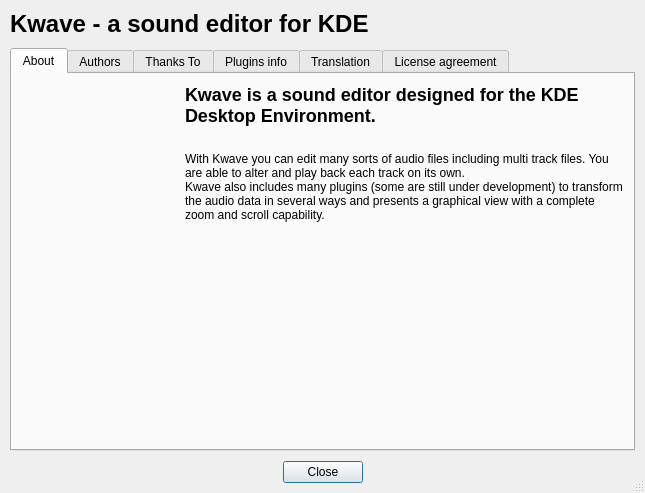
First picture: the form in plugins/about/AboutDialogBase.ui, repository KDE/kwave, before the edit.
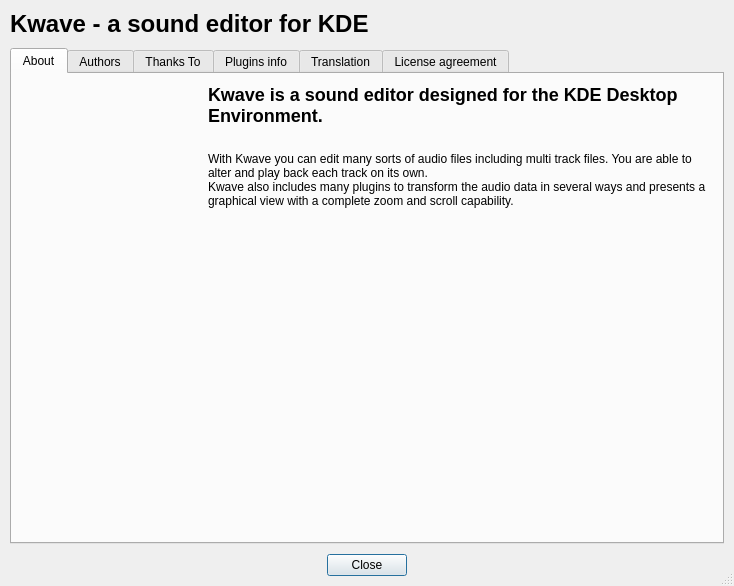
Second picture: the form after the edit. Custom widgets are drawn as their Qt base class.

Commit message: some content in the help/about dialog was not translated

What changed in the file:
```diff
--- a/plugins/about/AboutDialogBase.ui
+++ b/plugins/about/AboutDialogBase.ui
@@ -9,8 +9,8 @@
    <rect>
     <x>0</x>
     <y>0</y>
-    <width>645</width>
-    <height>493</height>
+    <width>734</width>
+    <height>586</height>
    </rect>
   </property>
   <property name="sizePolicy">
@@ -144,16 +144,7 @@
           </size>
          </property>
          <property name="text">
-          <string>&lt;h2&gt;Kwave is a sound editor designed for the KDE Desktop Environment. &lt;/h2&gt;&lt;br&gt;
-With Kwave you can edit many sorts of
-audio files including multi track files.
-You are able to alter and play back each
-track on its own.&lt;br&gt;
-Kwave also includes many plugins (some
-are still under development) to transform
-the audio data in several ways and presents
-a graphical view with a complete zoom
-and scroll capability.</string>
+          <string>&lt;html&gt;&lt;head/&gt;&lt;body&gt;&lt;p&gt;&lt;span style=&quot; font-size:x-large; font-weight:600;&quot;&gt;Kwave is a sound editor designed for the KDE Desktop Environment. &lt;/span&gt;&lt;/p&gt;&lt;p&gt;&lt;br/&gt;With Kwave you can edit many sorts of audio files including multi track files. You are able to alter and play back each track on its own.&lt;br/&gt;Kwave also includes many plugins  to transform the audio data in several ways and presents a graphical view with a complete zoom and scroll capability.&lt;/p&gt;&lt;/body&gt;&lt;/html&gt;</string>
          </property>
          <property name="textFormat">
           <enum>Qt::RichText</enum>
```
Left out of the diff: 33 changed lines with no effect on the pictures. The commit also changes 34 other files.
